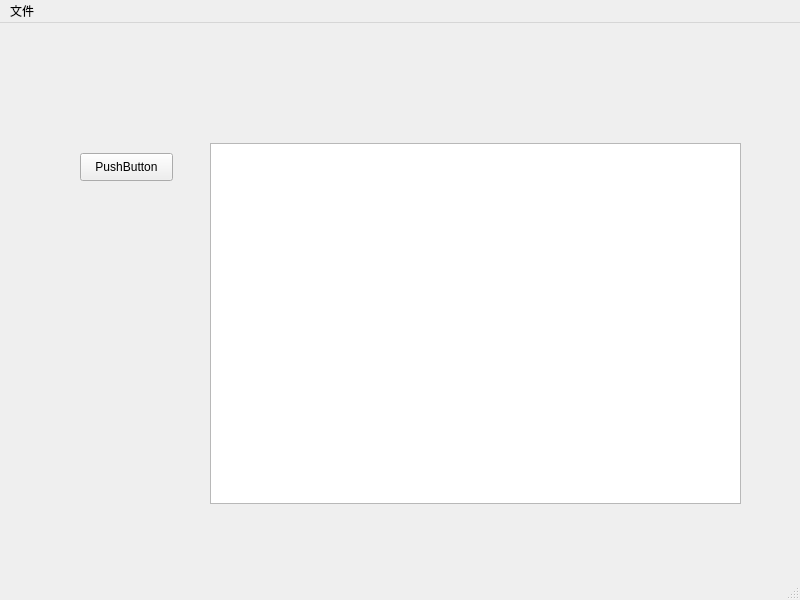
Qt form ui/view/main.ui (LunziQwQ/Phishing-email-filter) before a commit.
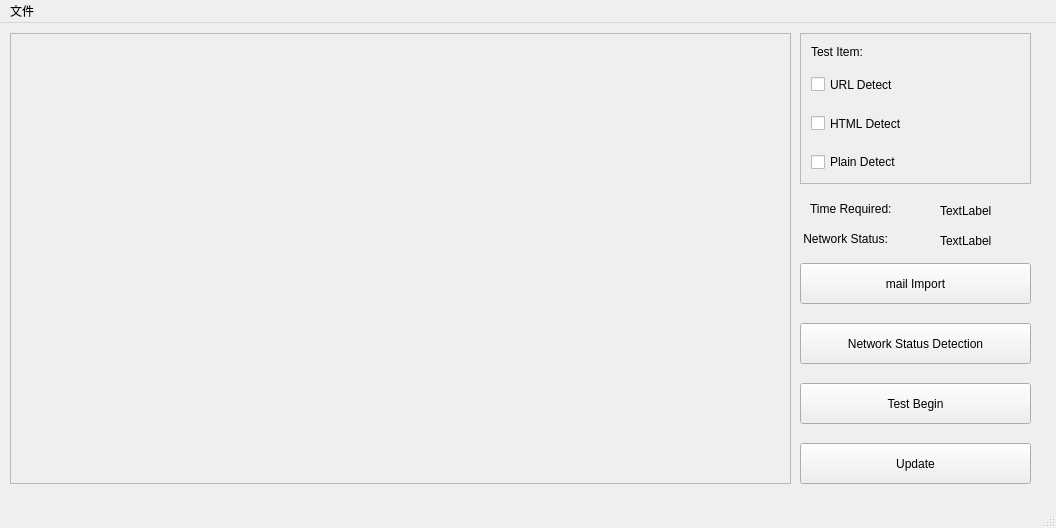
The same form after that commit.

Commit message: 以下均为界面设计图，未做任何事件处理。 main.ui: 程序主界面，分左右两部分。 左：邮件显示框（scrollArea）。 右：（从上到下）检测项目勾选框（scrollArea；内容：勾选栏标题：检测项目（TestItem，Label）和三个选项：URLDetect（checkBox），HTMLDetect（checkBox），PlainDetect（checkBox）。预计时间显示（TimeRequired，Label*2）。联网情况（NetworkStatus，Label*2）。邮件导入（MailImport，button）。联网情况检测（NetworkStatusDetection，button）。开始钓鱼邮件检测（TestBegin，button），程序升级（Update，button）

```diff
--- a/ui/view/main.ui
+++ b/ui/view/main.ui
@@ -7,8 +7,8 @@
    <rect>
     <x>0</x>
     <y>0</y>
-    <width>800</width>
-    <height>600</height>
+    <width>1056</width>
+    <height>528</height>
    </rect>
   </property>
   <property name="windowTitle">
@@ -21,21 +21,122 @@
    <widget class="QPushButton" name="pushButton">
     <property name="geometry">
      <rect>
-      <x>80</x>
-      <y>130</y>
-      <width>93</width>
-      <height>28</height>
+      <x>800</x>
+      <y>360</y>
+      <width>231</width>
+      <height>41</height>
      </rect>
     </property>
     <property name="text">
-     <string>PushButton</string>
+     <string>Test Begin</string>
+    </property>
+   </widget>
+   <widget class="QPushButton" name="pushButton_2">
+    <property name="geometry">
+     <rect>
+      <x>800</x>
+      <y>240</y>
+      <width>231</width>
+      <height>41</height>
+     </rect>
+    </property>
+    <property name="text">
+     <string>mail Import</string>
+    </property>
+   </widget>
+   <widget class="QScrollArea" name="scrollArea">
+    <property name="geometry">
+     <rect>
+      <x>10</x>
+      <y>10</y>
+      <width>781</width>
+      <height>451</height>
+     </rect>
+    </property>
+    <property name="widgetResizable">
+     <bool>true</bool>
+    </property>
+    <widget class="QWidget" name="scrollAreaWidgetContents">
+     <property name="geometry">
+      <rect>
+       <x>0</x>
+       <y>0</y>
+       <width>779</width>
+       <height>449</height>
+      </rect>
+     </property>
+    </widget>
+   </widget>
+   <widget class="QLabel" name="label_3">
+    <property name="geometry">
+     <rect>
+      <x>810</x>
+      <y>170</y>
+      <width>121</width>
+      <height>31</height>
+     </rect>
+    </property>
+    <property name="text">
+     <string>Time Required:</string>
+    </property>
+   </widget>
+   <widget class="QPushButton" name="pushButton_3">
+    <property name="geometry">
+     <rect>
+      <x>800</x>
+      <y>300</y>
+      <width>231</width>
+      <height>41</height>
+     </rect>
+    </property>
+    <property name="text">
+     <string>Network Status Detection</string>
+    </property>
+   </widget>
+   <widget class="QLabel" name="label_4">
+    <property name="geometry">
+     <rect>
+      <x>940</x>
+      <y>180</y>
+      <width>72</width>
+      <height>15</height>
+     </rect>
+    </property>
+    <property name="text">
+     <string>TextLabel</string>
     </property>
    </widget>
    <widget class="QLabel" name="label">
     <property name="geometry">
      <rect>
-      <x>390</x>
-      <y>160</y>
+      <x>800</x>
+      <y>200</y>
+      <width>131</width>
+      <height>31</height>
+     </rect>
+    </property>
+    <property name="text">
+     <string> Network Status:</string>
+    </property>
+   </widget>
+   <widget class="QPushButton" name="pushButton_4">
+    <property name="geometry">
+     <rect>
+      <x>800</x>
+      <y>420</y>
+      <width>231</width>
+      <height>41</height>
+     </rect>
+    </property>
+    <property name="text">
+     <string>Update</string>
+    </property>
+   </widget>
+   <widget class="QLabel" name="label_5">
+    <property name="geometry">
+     <rect>
+      <x>940</x>
+      <y>210</y>
       <width>72</width>
       <height>15</height>
      </rect>
@@ -44,23 +145,89 @@
      <string>TextLabel</string>
     </property>
    </widget>
-   <widget class="QTextEdit" name="textEdit">
+   <widget class="QScrollArea" name="scrollArea_2">
     <property name="geometry">
      <rect>
-      <x>210</x>
-      <y>120</y>
-      <width>531</width>
-      <height>361</height>
+      <x>800</x>
+      <y>10</y>
+      <width>231</width>
+      <height>151</height>
      </rect>
     </property>
+    <property name="widgetResizable">
+     <bool>true</bool>
+    </property>
+    <widget class="QWidget" name="scrollAreaWidgetContents_2">
+     <property name="geometry">
+      <rect>
+       <x>0</x>
+       <y>0</y>
+       <width>229</width>
+       <height>149</height>
+      </rect>
+     </property>
+     <widget class="QCheckBox" name="checkBox_3">
+      <property name="geometry">
+       <rect>
+        <x>10</x>
+        <y>120</y>
+        <width>151</width>
+        <height>16</height>
+       </rect>
+      </property>
+      <property name="text">
+       <string>Plain Detect</string>
+      </property>
+     </widget>
+     <widget class="QCheckBox" name="checkBox">
+      <property name="geometry">
+       <rect>
+        <x>10</x>
+        <y>40</y>
+        <width>111</width>
+        <height>21</height>
+       </rect>
+      </property>
+      <property name="text">
+       <string>URL Detect</string>
+      </property>
+     </widget>
+     <widget class="QCheckBox" name="checkBox_2">
+      <property name="geometry">
+       <rect>
+        <x>10</x>
+        <y>80</y>
+        <width>111</width>
+        <height>19</height>
+       </rect>
+      </property>
+      <property name="text">
+       <string>HTML Detect</string>
+      </property>
+     </widget>
+     <widget class="QLabel" name="label_2">
+      <property name="geometry">
+       <rect>
+        <x>10</x>
+        <y>10</y>
+        <width>91</width>
+        <height>16</height>
+       </rect>
+      </property>
+      <property name="text">
+       <string>Test Item:</string>
+      </property>
+     </widget>
+    </widget>
    </widget>
   </widget>
+  <widget class="QStatusBar" name="statusbar"/>
   <widget class="QMenuBar" name="menubar">
    <property name="geometry">
     <rect>
      <x>0</x>
      <y>0</y>
-     <width>800</width>
+     <width>1056</width>
      <height>26</height>
     </rect>
    </property>
@@ -72,7 +239,6 @@
    </widget>
    <addaction name="menuFile"/>
   </widget>
-  <widget class="QStatusBar" name="statusbar"/>
   <action name="open_eml">
    <property name="text">
     <string>打开eml文件</string>
```
The commit also changes 9 other files.
